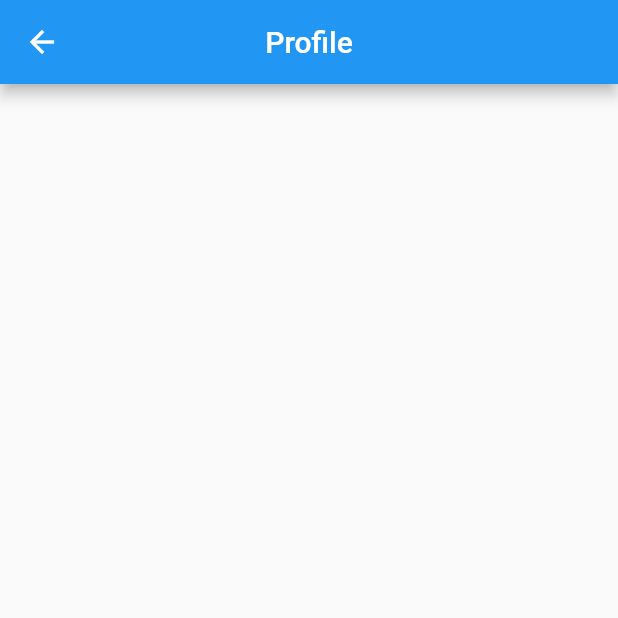
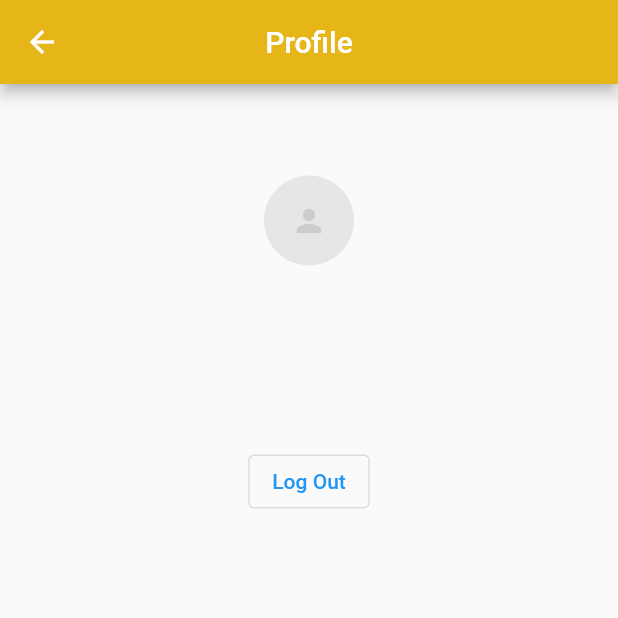
Before and after one commit to moghun/OverBooked, a Flutter app: the Profile screen opened directly, on a phone screen of 412 x 824 dp, the top half of it. Run offline on Flutter 3.47's test engine with Material 2 defaults, Android fonts, the light colour scheme and no system bars; our stand-ins replace email_validator, flutter_rating_bar, google_fonts; accounts and stored records are empty; network calls fail.

Commit message:
mobile: login-signup-logout working

```diff
--- a/mobile/lib/models/product.dart
+++ b/mobile/lib/models/product.dart
@@ -9,10 +9,10 @@ class Product {
   num? warranty;
   String? category;
   String? subCategory;
-  num? rating;
+  List<dynamic>? rating;
   bool? sale;
   num? costAfterSale;
-  List<String>? comments;
+  List<dynamic>? comments;
 
   Product({
   required this.id,
--- a/mobile/lib/routes/log_in.dart
+++ b/mobile/lib/routes/log_in.dart
@@ -29,8 +29,8 @@ class _LogInState extends State<LogIn> {
         User newUser = User(
           email: loginInfo["email"],
           username: loginInfo["username"],
-          name: loginInfo["name"],
-          surname: loginInfo["surname"],
+          name: loginInfo["name"] == "" ? "no-name" : loginInfo["name"],
+          surname: loginInfo["surname"] == "" ? "no-surname" : loginInfo["surname"],
         );
         UserService.updateUser(newUser);
         Navigator.pushReplacementNamed(context, "/");
--- a/mobile/lib/routes/profile.dart
+++ b/mobile/lib/routes/profile.dart
@@ -1,7 +1,23 @@
 import 'package:flutter/material.dart';
+import 'package:mobile/models/user.dart';
+import 'package:mobile/services/user_service.dart';
+import 'package:mobile/utils/colors.dart';
+import 'package:mobile/utils/styles.dart';
 
-class Profile extends StatelessWidget {
+class Profile extends StatefulWidget {
   const Profile({Key? key}) : super(key: key);
+
+  @override
+  State<Profile> createState() => _ProfileState();
+}
+
+class _ProfileState extends State<Profile> {
+  @override
+  void initState() {
+    super.initState();
+  }
+
+  final User user = UserService.getCurrentUser()!;
 
   @override
   Widget build(BuildContext context) {
@@ -9,12 +25,69 @@ class Profile extends StatelessWidget {
         appBar: AppBar(
           centerTitle: true,
           title: const Text("Profile"),
+          backgroundColor: AppColors.background,
         ),
         body: SingleChildScrollView(
-        child: Column(
-
+          child: Row(
+              mainAxisAlignment: MainAxisAlignment.center,
+              crossAxisAlignment: CrossAxisAlignment.center,
+              children: [
+                Expanded(
+                  child: Column(children: [
+                    const SizedBox(
+                      height: 12,
+                    ),
+                    Text(
+                      user.username!,
+                      style: kHeadingTextStyle,
+                    ),
+                    const SizedBox(
+                      height: 12,
+                    ),
+                    CircleAvatar(
+                      backgroundColor: Color(0xffE6E6E6),
+                      radius: 30,
+                      child: Icon(
+                        Icons.person,
+                        color: Color(0xffCCCCCC),
                       ),
                     ),
-    );
+                    const SizedBox(
+                      height: 12,
+                    ),
+                    Text(
+                      user.email,
+                      style: kButtonLightTextStyle,
+                    ),
+                    const SizedBox(
+                      height: 12,
+                    ),
+                    Text(
+                      user.name ?? "no name",
+                      style: kButtonLightTextStyle,
+                    ),
+                    const SizedBox(
+                      height: 12,
+                    ),
+                    Text(
+                      user.surname ?? "no surname",
+                      style: kButtonLightTextStyle,
+                    ),
+                    const SizedBox(
+                      height: 12,
+                    ),
+                    OutlinedButton(
+                        onPressed: () {
+                          UserService.removeUser();
+                          Navigator.pushReplacementNamed(context, "/");
+                        },
+                        child: Text("Log Out")),
+                    const SizedBox(
+                      height: 12,
+                    ),
+                  ]),
+                ),
+              ]),
+        ));
   }
 }
--- a/mobile/lib/views/product_preview.dart
+++ b/mobile/lib/views/product_preview.dart
@@ -78,7 +78,7 @@ class _ProductPreviewState extends State<ProductPreview> {
                             height: 20,
                           ),
                           RatingBarIndicator(
-                            rating: widget.product.rating?.toDouble() ?? 0, //it will be debugged
+                            rating: widget.product.rating!.map((e) => e["rating"]).reduce((a, b) => a + b) / widget.product.rating!.length, //it will be debugged
                             itemBuilder: (context, index) =>
                             const Icon(
                               Icons.star,
```
Also changed, not shown: mobile/lib/home.dart (+14 -5 lines), mobile/lib/routes/sign_up.dart (+28 -12 lines), mobile/lib/services/auth_service.dart (+5 -4 lines). Lines whose indentation alone changed are shown as unchanged.
